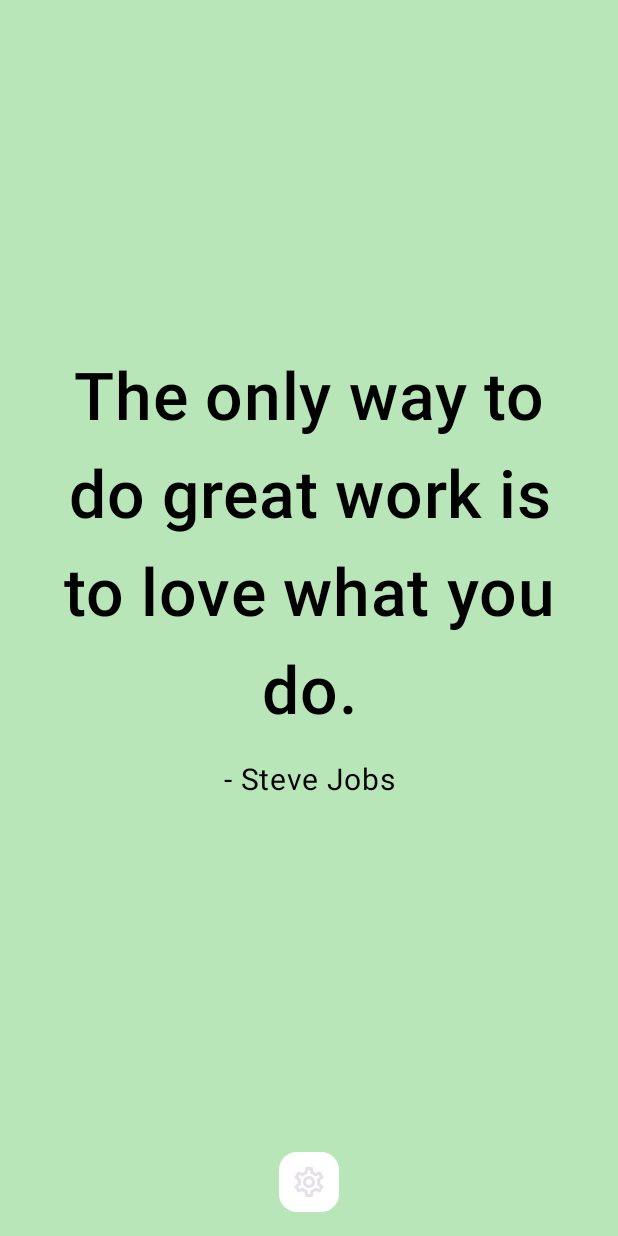
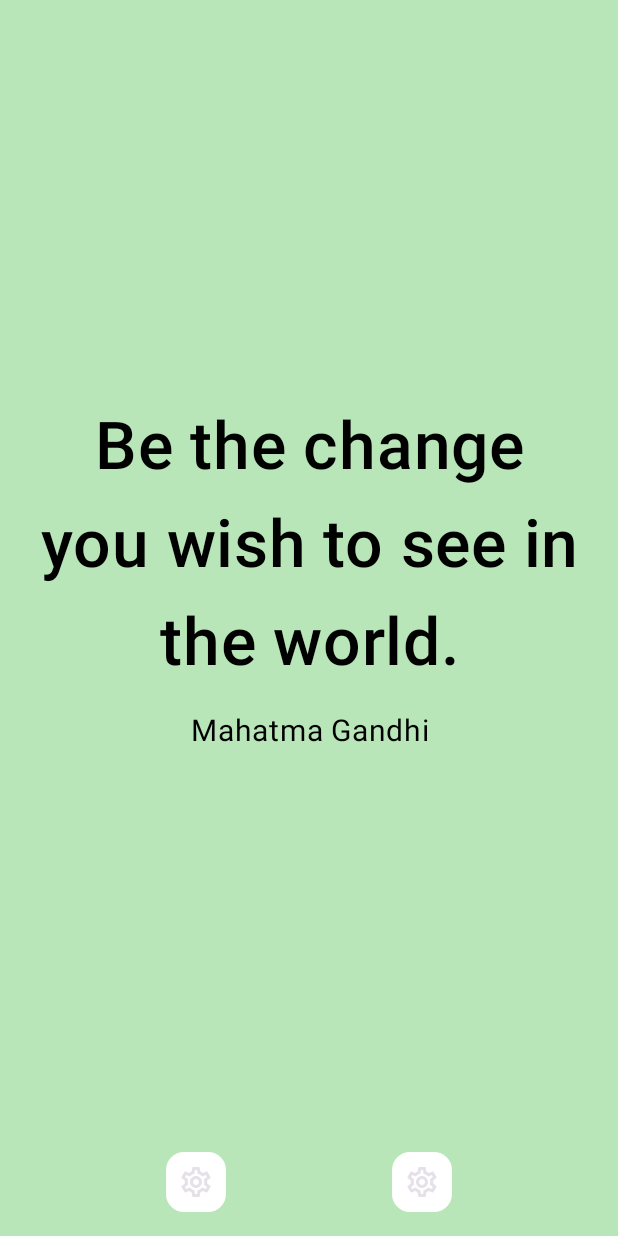
Before and after one commit to UsamaSabirrr/daily-quote, an Android app built with Jetpack Compose: the screen it shows after launch (MainActivity), on a phone screen of 412 x 824 dp. Run offline under Robolectric (Android 15) with nearby library versions, the phone set to English and light mode, and no system bars; our stand-ins replace Room's generated code; 1 statement that could not run was skipped.

Commit message:
- online support for quotes - fetching quotes for button click

```diff
--- a/app/src/main/java/com/example/myapplication/MainActivity.kt
+++ b/app/src/main/java/com/example/myapplication/MainActivity.kt
@@ -38,7 +38,7 @@ import kotlinx.coroutines.launch
 
 class MainActivity : ComponentActivity() {
     val workManager = WorkManager.getInstance()
-    val quoteRepository = QuoteRepository()
+
 
     override fun onCreate(savedInstanceState: Bundle?) {
         super.onCreate(savedInstanceState)
@@ -48,6 +48,7 @@ class MainActivity : ComponentActivity() {
                 applicationContext,
                 AppDatabase::class.java, "quote-database"
             ).build()
+            val quoteRepository = QuoteRepository(db)
             val viewModel = QuoteViewModel(workManager,quoteRepository,db)
 
             val state by viewModel.state.collectAsState()
--- a/app/src/main/java/com/example/myapplication/domain/Quote.kt
+++ b/app/src/main/java/com/example/myapplication/domain/Quote.kt
@@ -5,6 +5,11 @@ import retrofit2.http.GET
 
 data class Quote(
     val id: String,
-    val title: String,
+    val quote: String,
     val author:String? = null
 )
+
+data class QuoteOnline(
+    val q:String,
+    val a:String
+)
--- a/app/src/main/java/com/example/myapplication/network/request.kt
+++ b/app/src/main/java/com/example/myapplication/network/request.kt
@@ -2,21 +2,23 @@ package com.example.myapplication.network
 
 import android.util.Log
 import com.example.myapplication.domain.Quote
+import com.example.myapplication.domain.QuoteOnline
 import okhttp3.OkHttpClient
 import okhttp3.Response
 import okhttp3.logging.HttpLoggingInterceptor
 import retrofit2.Retrofit
 import retrofit2.converter.gson.GsonConverterFactory
 import retrofit2.http.GET
+import java.util.UUID
 
 interface ApiService {
-    @GET("todos/3")
-    suspend fun getQuote():Quote
+    @GET("quotes")
+    suspend fun getQuote(): List<QuoteOnline>
 
 }
 
 object RetrofitClient {
-    private const val BASE_URL = "https://jsonplaceholder.typicode.com/"
+    private const val BASE_URL = "https://zenquotes.io/api/"
 
     var loggingInterceptor = HttpLoggingInterceptor().apply {
         level = HttpLoggingInterceptor.Level.BODY
@@ -50,15 +52,21 @@ object RetrofitClient {
 
 }
 
-class QuoteRepository{
+class QuoteRepository(val database: AppDatabase){
     private val apiService = RetrofitClient.apiService
 
-    suspend fun getUser():Result<Quote>{
+
+    suspend fun getUser():Result<List<Quote>>{
         try {
+
           val result =  apiService.getQuote()
+           val final = result.map { it->
+               val uuid:String = UUID.randomUUID().toString()
+                Quote(id=uuid, quote = it.q, author = it.a)
+            }
             print("result is $result")
             Log.d("User","data is $result")
-            return Result.success(result)
+            return Result.success(final)
         }catch (e:Exception){
             print(e)
             return Result.failure(e)
--- a/app/src/main/java/com/example/myapplication/network/storage.kt
+++ b/app/src/main/java/com/example/myapplication/network/storage.kt
@@ -11,8 +11,9 @@ import androidx.room.RoomDatabase
 
 @Entity
 data class QuoteLocal(
-    @PrimaryKey val uid: String,
-    @ColumnInfo(name = "title") val quote: String?,
+    @PrimaryKey val id: String,
+    @ColumnInfo(name = "quote") val quote: String?,
+    @ColumnInfo(name= "author") val author:String
 )
 
 @Dao
--- a/app/src/main/java/com/example/myapplication/presentation/QuoteIntent.kt
+++ b/app/src/main/java/com/example/myapplication/presentation/QuoteIntent.kt
@@ -3,7 +3,7 @@ package com.example.myapplication.presentation
 import android.content.Context
 
 sealed class QuoteIntent {
-    object FetchQuote : QuoteIntent()
+    //object FetchQuote : QuoteIntent()
     data class CopyQuoteToClipBoard(val context: Context) : QuoteIntent()
     data class ChangeQuoteColor(val color: androidx.compose.ui.graphics.Color) : QuoteIntent()
 }
--- a/app/src/main/java/com/example/myapplication/presentation/QuoteState.kt
+++ b/app/src/main/java/com/example/myapplication/presentation/QuoteState.kt
@@ -8,102 +8,102 @@ import com.example.myapplication.network.QuoteLocal
 val quotesList = listOf(
     Quote(
         id = "1",
-        title = "Be the change you wish to see in the world.",
+        quote = "Be the change you wish to see in the world.",
         author = "Mahatma Gandhi"
     ),
     Quote(
         id = "2",
-        title = "In the middle of difficulty lies opportunity.",
+        quote = "In the middle of difficulty lies opportunity.",
         author = "Albert Einstein"
     ),
     Quote(
         id = "3",
-        title = "The only way to do great work is to love what you do.",
+        quote = "The only way to do great work is to love what you do.",
         author = "Steve Jobs"
     ),
     Quote(
         id = "4",
-        title = "Life is what happens when you're busy making other plans.",
+        quote = "Life is what happens when you're busy making other plans.",
         author = "John Lennon"
     ),
     Quote(
         id = "5",
-        title = "Success is not final, failure is not fatal: it is the courage to continue that counts.",
+        quote = "Success is not final, failure is not fatal: it is the courage to continue that counts.",
         author = "Winston Churchill"
     ),
     Quote(
         id = "6",
-        title = "The future belongs to those who believe in the beauty of their dreams.",
+        quote = "The future belongs to those who believe in the beauty of their dreams.",
         author = "Eleanor Roosevelt"
     ),
     Quote(
         id = "7",
-        title = "It always seems impossible until it's done.",
+        quote = "It always seems impossible until it's done.",
         author = "Nelson Mandela"
     ),
     Quote(
         id = "8",
-        title = "The journey of a thousand miles begins with one step.",
+        quote = "The journey of a thousand miles begins with one step.",
         author = "Lao Tzu"
     ),
     Quote(
         id = "9",
-        title = "Knowledge is being aware of what you can do. Wisdom is knowing when not to do it.",
+        quote = "Knowledge is being aware of what you can do. Wisdom is knowing when not to do it.",
         author = "Anonymous"
     ),
     Quote(
         id = "10",
-        title = "The only limit to our realization of tomorrow will be our doubts of today.",
+        quote = "The only limit to our realization of tomorrow will be our doubts of today.",
         author = "Franklin D. Roosevelt"
     ),
     Quote(
         id = "11",
-        title = "Do what you can, with what you have, where you are.",
+        quote = "Do what you can, with what you have, where you are.",
         author = "Theodore Roosevelt"
     ),
     Quote(
         id = "12",
-        title = "Everything you've ever wanted is on the other side of fear.",
+        quote = "Everything you've ever wanted is on the other side of fear.",
         author = "George Addair"
     ),
     Quote(
         id = "13",
-        title = "Success is walking from failure to failure with no loss of enthusiasm.",
+        quote = "Success is walking from failure to failure with no loss of enthusiasm.",
         author = "Winston Churchill"
     ),
     Quote(
         id = "14",
-        title = "The best way to predict the future is to create it.",
+        quote = "The best way to predict the future is to create it.",
         author = "Peter Drucker"
     ),
     Quote(
         id = "15",
-        title = "If you want to lift yourself up, lift up someone else.",
+        quote = "If you want to lift yourself up, lift up someone else.",
         author = "Booker T. Washington"
     ),
     Quote(
         id = "16",
-        title = "The only impossible journey is the one you never begin.",
+        quote = "The only impossible journey is the one you never begin.",
         author = "Tony Robbins"
     ),
     Quote(
         id = "17",
-        title = "What you get by achieving your goals is not as important as what you become by achieving your goals.",
+        quote = "What you get by achieving your goals is not as important as what you become by achieving your goals.",
         author = "Zig Ziglar"
     ),
     Quote(
         id = "18",
-        title = "The mind is everything. What you think you become.",
+        quote = "The mind is everything. What you think you become.",
         author = "Buddha"
     ),
     Quote(
         id = "19",
-        title = "The way to get started is to quit talking and begin doing.",
+        quote = "The way to get started is to quit talking and begin doing.",
         author = "Walt Disney"
     ),
     Quote(
         id = "20",
-        title = "Don't watch the clock; do what it does. Keep going.",
+        quote = "Don't watch the clock; do what it does. Keep going.",
         author = "Sam Levenson"
     )
 )
@@ -111,7 +111,7 @@ val quotesList = listOf(
 data class QuoteState(
     val quote: Quote? = Quote(
         id = "3",
-        title = "The only way to do great work is to love what you do.",
+        quote = "The only way to do great work is to love what you do.",
         author = "Steve Jobs"
     ),
     val quoteList:List<Quote>? = quotesList,
--- a/app/src/main/java/com/example/myapplication/view/bottomsheet.kt
+++ b/app/src/main/java/com/example/myapplication/view/bottomsheet.kt
@@ -247,7 +247,7 @@ fun ContentForWallpaper(viewModel: QuoteViewModel, onValueChange:(graphicsLayer:
                         Column(verticalArrangement = Arrangement.Center, horizontalAlignment = Alignment.CenterHorizontally,modifier = Modifier.width(screenWidthDp).height(screenHeightDp).background(color = Color.Cyan).padding(20.dp)) {
                             Text(
                                 text = buildAnnotatedString {
-                                   append(viewModel.state.value.quote?.title)
+                                   append(viewModel.state.value.quote?.quote)
                                 },
                                 textAlign = TextAlign.Center,
                                 color = Color(0xFFFFB4AB),
--- a/app/src/main/java/com/example/myapplication/view/quotescreen.kt
+++ b/app/src/main/java/com/example/myapplication/view/quotescreen.kt
@@ -100,14 +100,10 @@ fun QuoteScreen(
             state = scrollState,
             flingBehavior = flingBehavior
 
-//            modifier = Modifier
-//                .fillMaxSize()
-//                .padding(16.dp),
-//            horizontalAlignment = Alignment.CenterHorizontally.verticalScroll
         ) {
 
             viewModel.state.value.quoteList?.size?.let {
-                items(it) {
+                items(it) {index->
                     // Quote Text
                     Column(modifier = Modifier.height(screenHeight)){
                         Box(
@@ -119,7 +115,7 @@ fun QuoteScreen(
 
                                 Text(
                                     text = buildAnnotatedString {
-                                        append(state.quote?.title)
+                                        append(viewModel.state.value.quoteList!![index].quote)
                                     },
                                     textAlign = TextAlign.Center,
                                     color = quoteColor,
@@ -135,7 +131,7 @@ fun QuoteScreen(
                                 Spacer(modifier = Modifier.height(10.dp))
                                 Text(
                                     text = buildAnnotatedString {
-                                        append("- ${state.quote?.author}")
+                                        append(viewModel.state.value.quoteList!![index].author)
                                     },
                                     textAlign = TextAlign.Center,
                                     fontSize = 20.sp,
@@ -167,6 +163,20 @@ fun QuoteScreen(
                                     )
                                     .padding(8.dp).clickable {
                                         showBottomSheet = !showBottomSheet
+                                    }
+                            )
+                            Icon(
+                                imageVector = ImageVector.vectorResource(R.drawable.outline_settings_24),  // Replace with your custom profile icon
+                                contentDescription = "Fetch Images",
+                                modifier = Modifier
+                                    .background(
+                                        color = Color.White,
+                                        shape = RoundedCornerShape(12.dp)
+                                    )
+                                    .padding(8.dp).clickable {
+                                        scope.launch {
+                                            viewModel.getQuote()
+                                        }
                                     }
                             )
                             bottomsheet(
```
Also changed, not shown: app/src/main/java/com/example/myapplication/presentation/QuoteViewModel.kt (+8 -11 lines).
